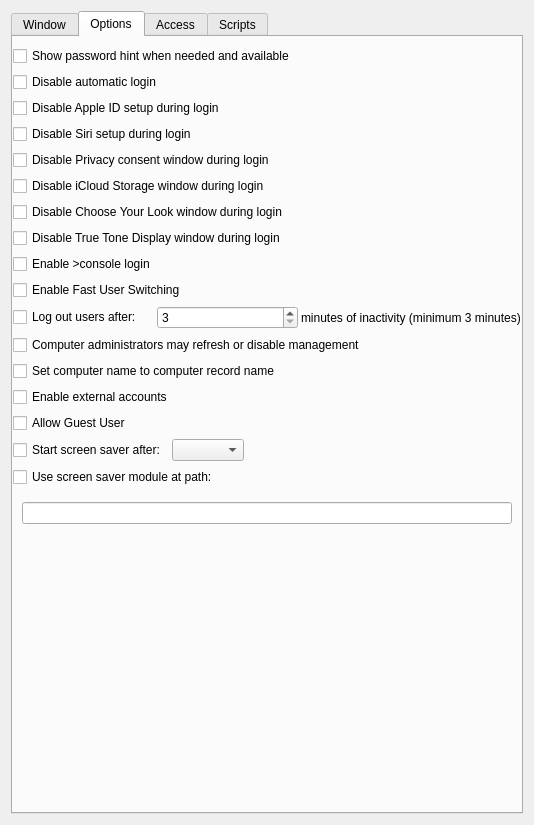
This is FWAdminLib/Configurator/LoginWindowForm.ui in fw-dev/translations as Qt 5 draws it before an edit. The edited form follows.
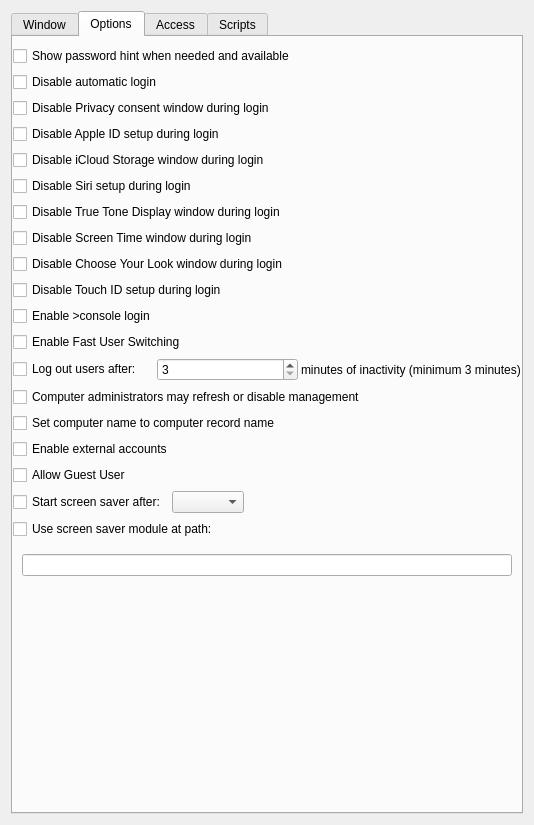
This is the edited form. The open tabs and pages were chosen to show the change. Icons and pictures are not drawn.

```diff
--- a/FWAdminLib/Configurator/LoginWindowForm.ui
+++ b/FWAdminLib/Configurator/LoginWindowForm.ui
@@ -190,20 +190,6 @@
          </property>
         </widget>
        </item>
-       <item>
-        <widget class="QCheckBox" name="m_checkDisableAppleIDSetupDuringLogin">
-         <property name="text">
-          <string>Disable Apple ID setup during login</string>
-         </property>
-        </widget>
-       </item>
-       <item>
-        <widget class="QCheckBox" name="m_checkDisableSiriSetupDuringLogin">
-         <property name="text">
-          <string>Disable Siri setup during login</string>
-         </property>
-        </widget>
-       </item>
        <item>
         <widget class="QCheckBox" name="m_checkDisablePrivacyConsentDuringLogin">
          <property name="text">
@@ -211,6 +197,13 @@
          </property>
         </widget>
        </item>
+       <item>
+        <widget class="QCheckBox" name="m_checkDisableAppleIDSetupDuringLogin">
+         <property name="text">
+          <string>Disable Apple ID setup during login</string>
+         </property>
+        </widget>
+       </item>
        <item>
         <widget class="QCheckBox" name="m_checkDisableiCloudStorageDuringLogin">
          <property name="text">
@@ -219,9 +212,9 @@
         </widget>
        </item>
        <item>
-        <widget class="QCheckBox" name="m_checkDisableChooseYourLookDuringLogin">
+        <widget class="QCheckBox" name="m_checkDisableSiriSetupDuringLogin">
          <property name="text">
-          <string>Disable Сhoose Your Look window during login</string>
+          <string>Disable Siri setup during login</string>
          </property>
         </widget>
        </item>
@@ -232,6 +225,27 @@
          </property>
         </widget>
        </item>
+       <item>
+        <widget class="QCheckBox" name="m_checkDisableScreenTimeDuringLogin">
+         <property name="text">
+          <string>Disable Screen Time window during login</string>
+         </property>
+        </widget>
+       </item>
+       <item>
+        <widget class="QCheckBox" name="m_checkDisableChooseYourLookDuringLogin">
+         <property name="text">
+          <string>Disable Сhoose Your Look window during login</string>
+         </property>
+        </widget>
+       </item>
+       <item>
+        <widget class="QCheckBox" name="m_checkDisableTouchIdSetupDuringLogin">
+         <property name="text">
+          <string>Disable Touch ID setup during login</string>
+         </property>
+        </widget>
+       </item>
        <item>
         <widget class="QCheckBox" name="m_checkEnableConsoleLogin">
          <property name="text">
```
